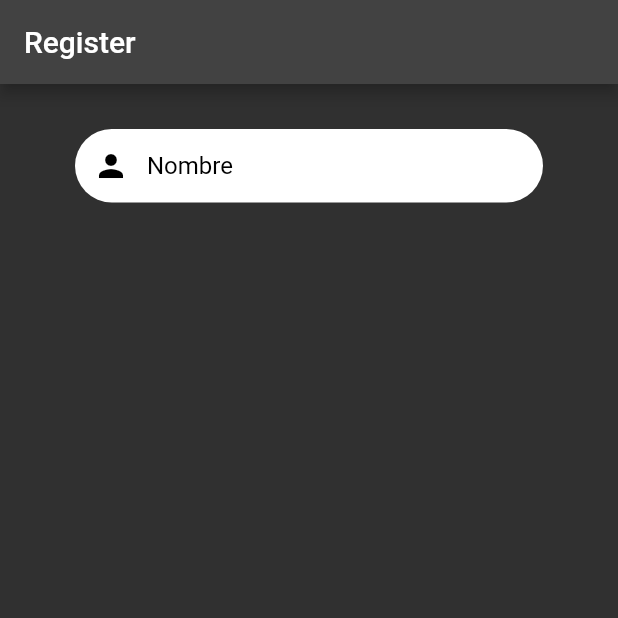
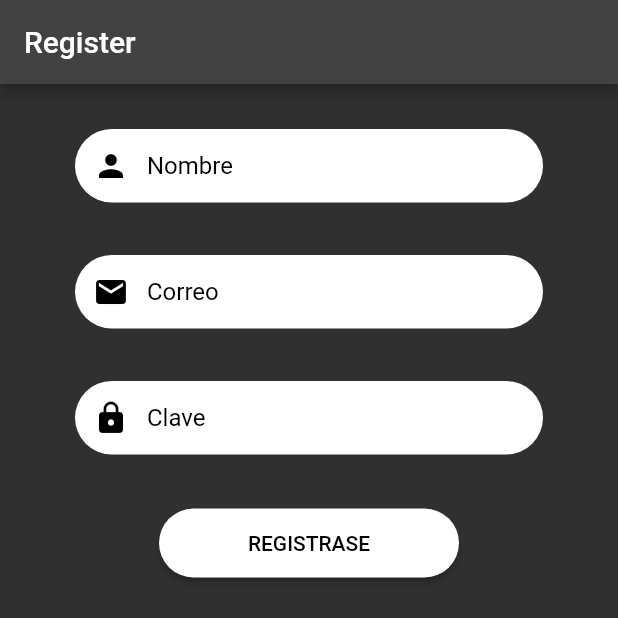
Before and after one commit to Emmanuel0922/notas, a Flutter app: the screen it shows after launch, on a phone screen of 412 x 824 dp, the top half of it. Run offline on Flutter 3.47's test engine with Material 2 defaults, Android fonts, the phone set to English and light mode, and no system bars; our stand-ins replace get.

Commit message:
validaciones

```diff
--- a/lib/main.dart
+++ b/lib/main.dart
@@ -16,7 +16,7 @@ class MyApp extends StatelessWidget {
       getPages: [
         GetPage(
           name: '/register',
-          page: () => const RegisterPage(),
+          page: () => RegisterPage(),
         ),
       ],
       theme: ThemeData(
--- a/lib/src/ui/pages/register/register_controller.dart
+++ b/lib/src/ui/pages/register/register_controller.dart
@@ -0,0 +1,32 @@
+import 'package:flutter/material.dart';
+import 'package:get/get.dart';
+
+class RegisterController extends GetxController {
+  TextEditingController nombreText = TextEditingController();
+  TextEditingController correoText = TextEditingController();
+  TextEditingController claveText = TextEditingController();
+  void registro() {
+    String name = nombreText.text;
+    String email = correoText.text.trim().toLowerCase();
+    String clave = correoText.text.trim();
+
+    if (name.isEmpty) {
+      Get.snackbar('Erro', 'El Nombre es invalido');
+      return;
+    }
+    if (email.isEmpty || !email.isEmail) {
+      Get.snackbar('Erro', 'El correo es invalido');
+      return;
+    }
+    if (clave.isEmpty) {
+      Get.snackbar('Erro', 'La clave es invalido');
+      return;
+    }
+    RegExp claveValida =
+        RegExp('^(?=.*?[A-Z])(?=.*?[a-z])(?=.*?[0-9])(?=.*?[!@#\$&*~]).{8,}\$');
+    if (!claveValida.hasMatch(clave)) {
+      Get.snackbar('Error', 'La clave no cumple con los requisitos');
+      return;
+    }
+  }
+}
--- a/lib/src/ui/pages/register/register_page.dart
+++ b/lib/src/ui/pages/register/register_page.dart
@@ -1,8 +1,14 @@
 import 'package:flutter/material.dart';
+import 'package:get/get.dart';
 import 'package:notas/src/utils/my_colors.dart';
 
+import 'register_controller.dart';
+import 'widgets/text_fiel.dart';
+
 class RegisterPage extends StatelessWidget {
-  const RegisterPage({super.key});
+  RegisterController con = Get.put(RegisterController());
+
+  RegisterPage({super.key});
 
   @override
   Widget build(BuildContext context) {
@@ -11,40 +17,62 @@ class RegisterPage extends StatelessWidget {
       appBar: AppBar(
         title: Text(title),
       ),
-      body: Column(
+      body: Center(
+        child: Container(
+          alignment: Alignment.center,
+          child: Column(
             children: [
-          _textFielNombre(
+              TextFiel(
                 hintText: 'Nombre',
                 iconData: Icons.person,
+                textInputType: TextInputType.text,
+                obscureText: false,
+                textEditingController: con.nombreText,
               ),
+              TextFiel(
+                hintText: 'Correo',
+                iconData: Icons.mail,
+                textInputType: TextInputType.emailAddress,
+                obscureText: false,
+                textEditingController: con.correoText,
+              ),
+              TextFiel(
+                hintText: 'Clave',
+                iconData: Icons.lock,
+                textInputType: TextInputType.visiblePassword,
+                obscureText: true,
+                textEditingController: con.claveText,
+              ),
+              BotonRegister(),
             ],
+          ),
+        ),
       ),
     );
   }
 }
 
-Widget _textFielNombre({
-  required String hintText,
-  required IconData iconData,
-}) {
+// ignore: non_constant_identifier_names
+Widget BotonRegister() {
+  RegisterController con = Get.put(RegisterController());
   return Container(
-    margin: EdgeInsets.only(top: 30, left: 50, right: 50, bottom: 5),
-    decoration: BoxDecoration(
-      color: Colors.white,
-      borderRadius: BorderRadius.circular(30),
+    width: 200,
+    margin: const EdgeInsets.symmetric(horizontal: 50, vertical: 30),
+    child: ElevatedButton(
+      onPressed: () => con.registro(),
+      style: ElevatedButton.styleFrom(
+        backgroundColor: MyColors.primaryColor,
+        shape: RoundedRectangleBorder(borderRadius: BorderRadius.circular(30)),
+        padding: const EdgeInsets.symmetric(
+          vertical: 15,
         ),
-    child: TextFormField(
-      //controller: con.emailController,
-      keyboardType: TextInputType.text,
-      decoration: InputDecoration(
-          hintText: hintText,
-          border: InputBorder.none,
-          contentPadding: const EdgeInsets.all(15),
-          hintStyle: TextStyle(color: Colors.black),
-          prefixIcon: Icon(
-            iconData,
+      ),
+      child: const Text(
+        'REGISTRASE',
+        style: TextStyle(
           color: Colors.black,
-          )),
+        ),
+      ),
     ),
   );
 }
--- /dev/null
+++ b/lib/src/ui/pages/register/widgets/text_fiel.dart
@@ -0,0 +1,41 @@
+import 'package:flutter/material.dart';
+import 'package:get/get.dart';
+import 'package:notas/src/ui/pages/register/register_controller.dart';
+
+
+Widget TextFiel({
+  required String hintText,
+  required IconData iconData,
+  required TextInputType textInputType,
+  required bool obscureText,
+  required TextEditingController textEditingController,
+}) {
+  return Container(
+
+    margin: const EdgeInsets.only(top: 30, left: 50, right: 50, bottom: 5),
+    decoration: BoxDecoration(
+      color: Colors.white,
+      borderRadius: BorderRadius.circular(30),
+    ),
+    child: TextFormField(
+      controller: textEditingController,
+      keyboardType: textInputType,
+      style: const TextStyle(
+        color: Colors.black, // Cambiar a cualquier color deseado
+      ),
+      obscureText: obscureText,
+      decoration: InputDecoration(
+          focusColor: Colors.black,
+          hintText: hintText,
+          border: InputBorder.none,
+          contentPadding: const EdgeInsets.all(15),
+          hintStyle: const TextStyle(
+            color: Colors.black,
+          ),
+          prefixIcon: Icon(
+            iconData,
+            color: Colors.black,
+          )),
+    ),
+  );
+}
```
Lines whose indentation alone changed are shown as unchanged.
